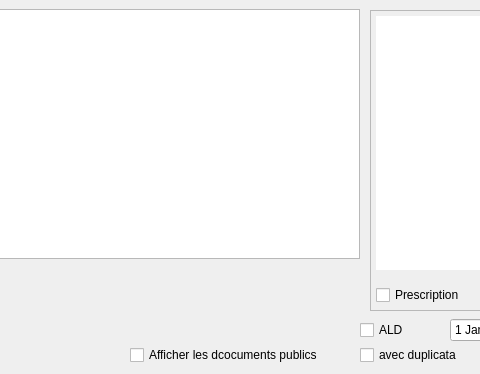
The window that Dialogs/dlg_impressions.ui (ukinoki/Rufus) describes before a commit, drawn with Qt 5; both pictures show x 390 to 870 and y 0 to 374 of the 1340 by 374 pixel window.
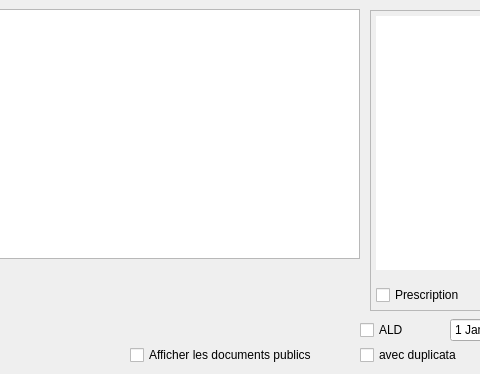
The same window after the commit. Icons and pictures are not drawn. Custom widgets are drawn as their Qt base class.

Patch:
```diff
--- a/Dialogs/dlg_impressions.ui
+++ b/Dialogs/dlg_impressions.ui
@@ -392,7 +392,7 @@
     </rect>
    </property>
    <property name="text">
-    <string>Afficher les dcocuments publics</string>
+    <string>Afficher les documents publics</string>
    </property>
    <property name="checked">
     <bool>false</bool>
```
